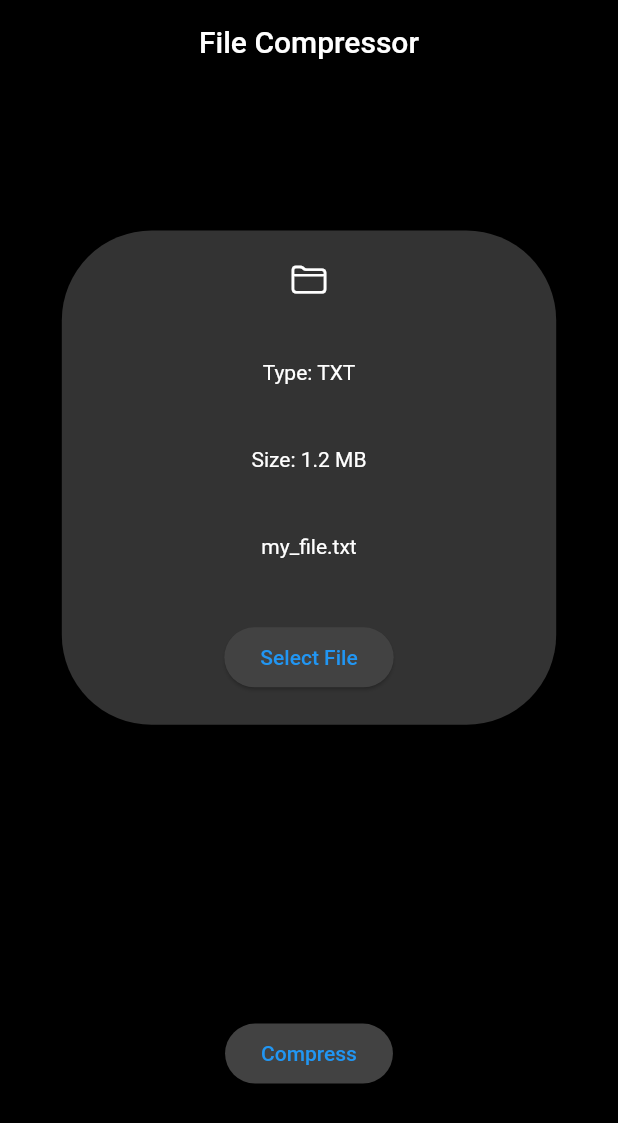
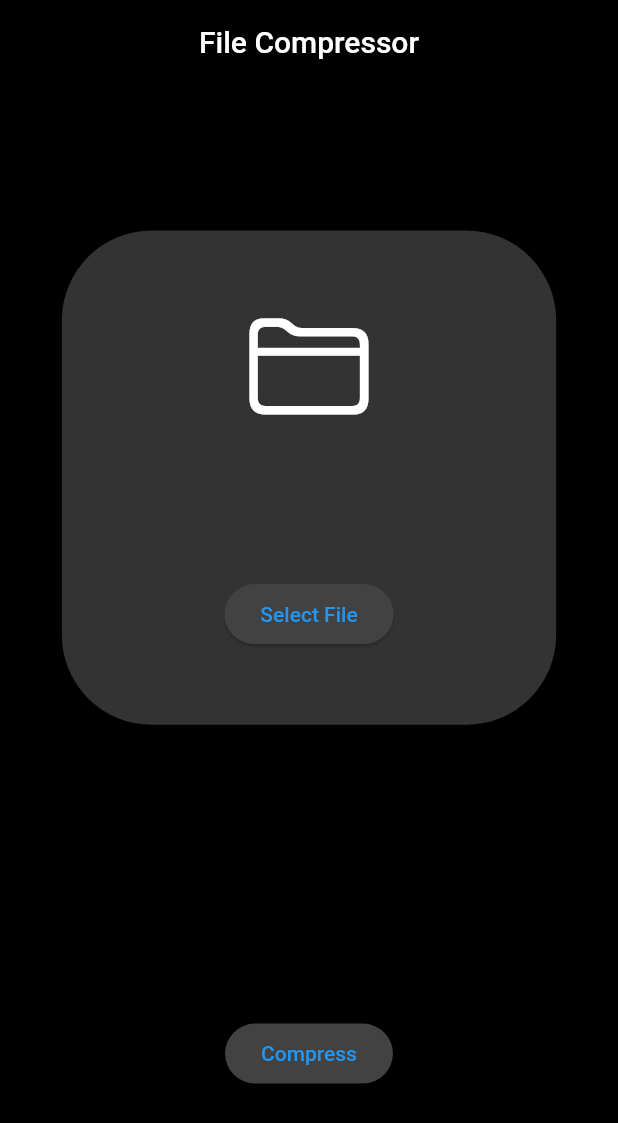
Before and after one commit to jasimameen/file_compressor, a Flutter app: the screen it shows after launch, on a phone screen of 412 x 824 dp. Shown: the top 1123 px of the screen. Run offline on Flutter 3.47's test engine with Material 2 defaults, Android fonts, the phone set to English and light mode, and no system bars; our stand-ins replace dartz, equatable, file_picker, flutter_bloc, freezed_annotation, get_it.

Commit message:
feat Home UI update

```diff
--- a/lib/features/data_compression/presentation/pages/home_page.dart
+++ b/lib/features/data_compression/presentation/pages/home_page.dart
@@ -1,4 +1,5 @@
 import 'package:file_compressor/features/data_compression/presentation/bloc/datacompress_bloc.dart';
+import 'package:file_compressor/features/file_handler/file_picker.dart';
 import 'package:flutter/cupertino.dart';
 import 'package:flutter/material.dart';
 import 'package:flutter_bloc/flutter_bloc.dart';
@@ -52,16 +53,45 @@ class SelectFileWidget extends StatelessWidget {
         color: Colors.white.withOpacity(.2),
         borderRadius: BorderRadius.circular(60),
       ),
-      child: Column(
-        mainAxisAlignment: MainAxisAlignment.spaceAround,
-        children: const [
-          Icon(CupertinoIcons.folder),
-          Text('Type: TXT'),
-          Text('Size: 1.2 MB'),
-          Text("my_file.txt"),
-          SelectFile()
-        ],
-      ),
+      child: BlocBuilder<FileHandlerBloc, FileHandlerState>(
+          builder: (context, state) {
+        final file = state.deviceFile;
+
+        // laoding state
+        if (state.isLoading) {
+          return const Center(
+            child: CircularProgressIndicator(),
+          );
+        }
+
+
+        if (file == null || state.isError || !state.isFilePicked) {
+          return Column(
+            mainAxisAlignment: MainAxisAlignment.spaceAround,
+            children: [
+              Icon(
+                CupertinoIcons.folder,
+                size: screenWidth * .2,
+              ),
+              const SelectFile()
+            ],
+          );
+        }
+
+        return Column(
+          mainAxisAlignment: MainAxisAlignment.spaceAround,
+          children: [
+            Icon(
+              CupertinoIcons.folder,
+              size: screenWidth * .2,
+            ),
+            Text('Type: ${file.type}'),
+            Text('Size: ${file.size}'),
+            Text(file.name),
+            const SelectFile()
+          ],
+        );
+      }),
     );
   }
 }
```
